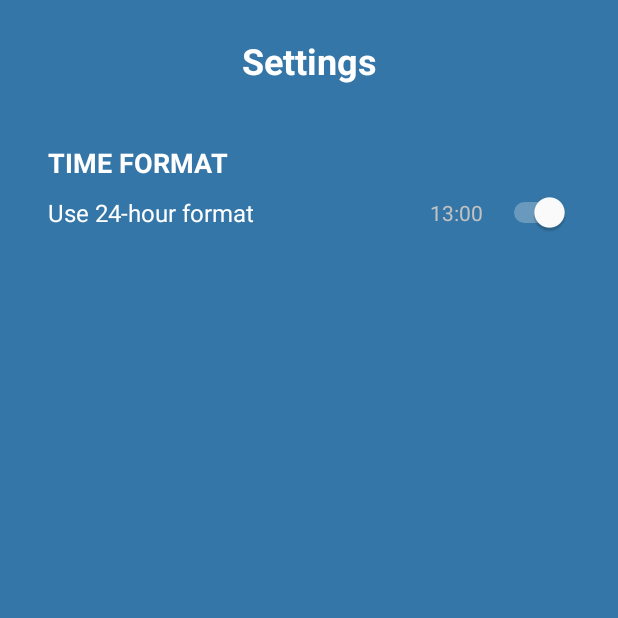
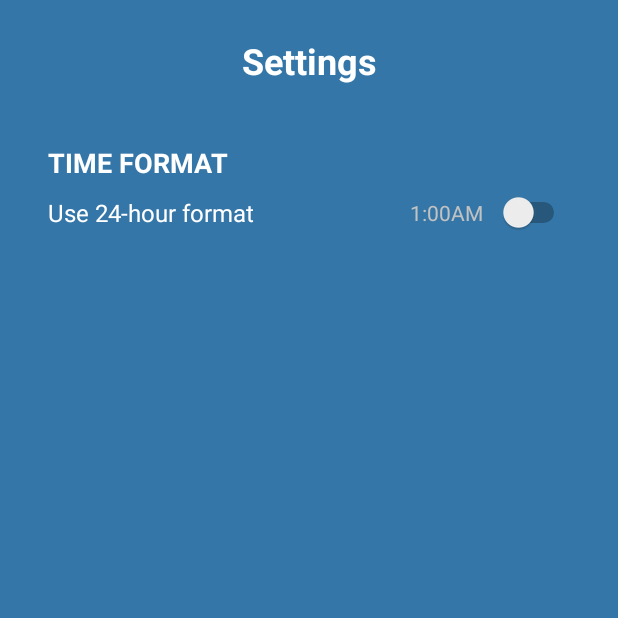
Before and after one commit to brookeclaroni/weather-app, an Android app: the SettingsActivity screen opened directly, with no data from a screen before it, on a phone screen of 412 x 824 dp, the top half of it. Run offline under Robolectric (Android 15) with nearby library versions, the phone set to English and light mode, and no system bars.

Commit message:
Fixed time format bug

```diff
--- a/WeatherApp/app/src/main/java/com/example/weatherapp/MainActivity.kt
+++ b/WeatherApp/app/src/main/java/com/example/weatherapp/MainActivity.kt
@@ -129,7 +129,7 @@ class MainActivity : AppCompatActivity() {
         val preferences = getSharedPreferences("weather-app", Context.MODE_PRIVATE)
         val cityCode = preferences.getString("CURR_CITY", "327659")!!
         val imp = preferences.getBoolean("IMPERIAL", true)
-        val timeFormat24 = preferences.getBoolean("USE_24_H", true)
+        val timeFormat24 = preferences.getBoolean("USE_24_H", false)
 
         var tempImp = ""
         var tempMet = ""
--- a/WeatherApp/app/src/main/java/com/example/weatherapp/SettingsActivity.kt
+++ b/WeatherApp/app/src/main/java/com/example/weatherapp/SettingsActivity.kt
@@ -25,7 +25,7 @@ class SettingsActivity : AppCompatActivity() {
 
         // link preference mapping
         val preferences = getSharedPreferences("weather-app", Context.MODE_PRIVATE)
-        val timeFormat = preferences.getBoolean("USE_24_H", true)
+        val timeFormat = preferences.getBoolean("USE_24_H", false)
 
         timeSwitch.isChecked = timeFormat
         if (timeSwitch.isChecked) {
--- a/WeatherApp/app/src/main/res/layout/activity_setting.xml
+++ b/WeatherApp/app/src/main/res/layout/activity_setting.xml
@@ -62,10 +62,10 @@
         android:layout_width="wrap_content"
         android:layout_height="wrap_content"
         android:layout_marginEnd="32dp"
+        android:checked="false"
         app:layout_constraintBottom_toBottomOf="@+id/textView4"
         app:layout_constraintEnd_toEndOf="parent"
-        app:layout_constraintTop_toTopOf="@+id/textView4"
-        tools:checked="true" />
+        app:layout_constraintTop_toTopOf="@+id/textView4" />
 
     <TextView
         android:id="@+id/exampleTextView"
```
Also changed, not shown: WeatherApp/app/src/main/java/com/example/weatherapp/DetailsActivity.kt (+8 -2 lines).
